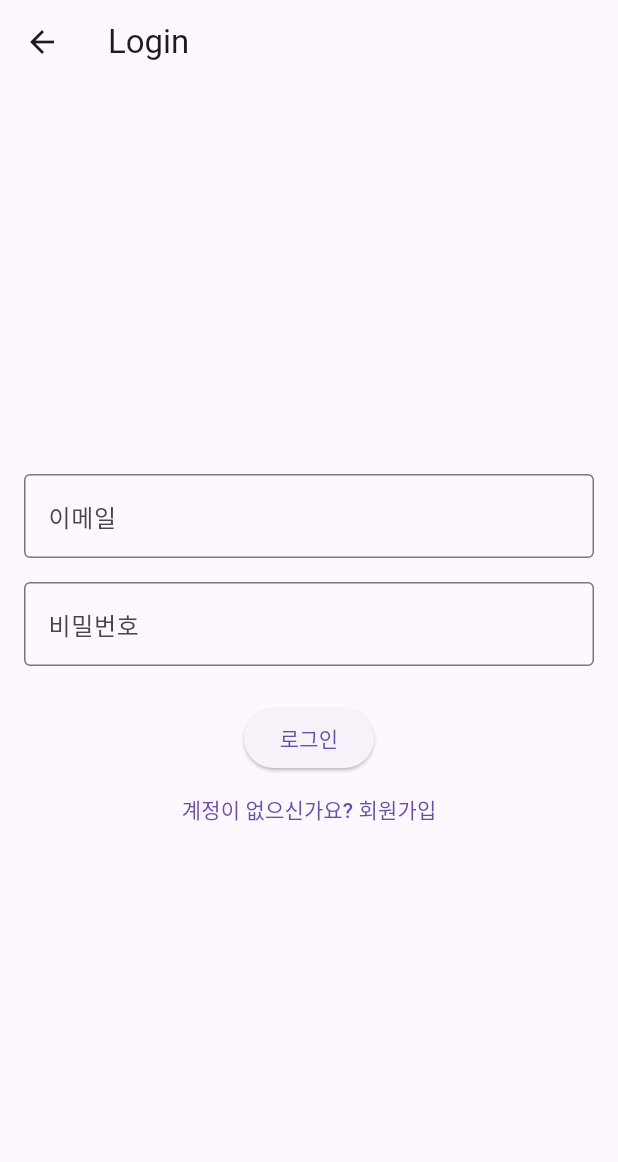
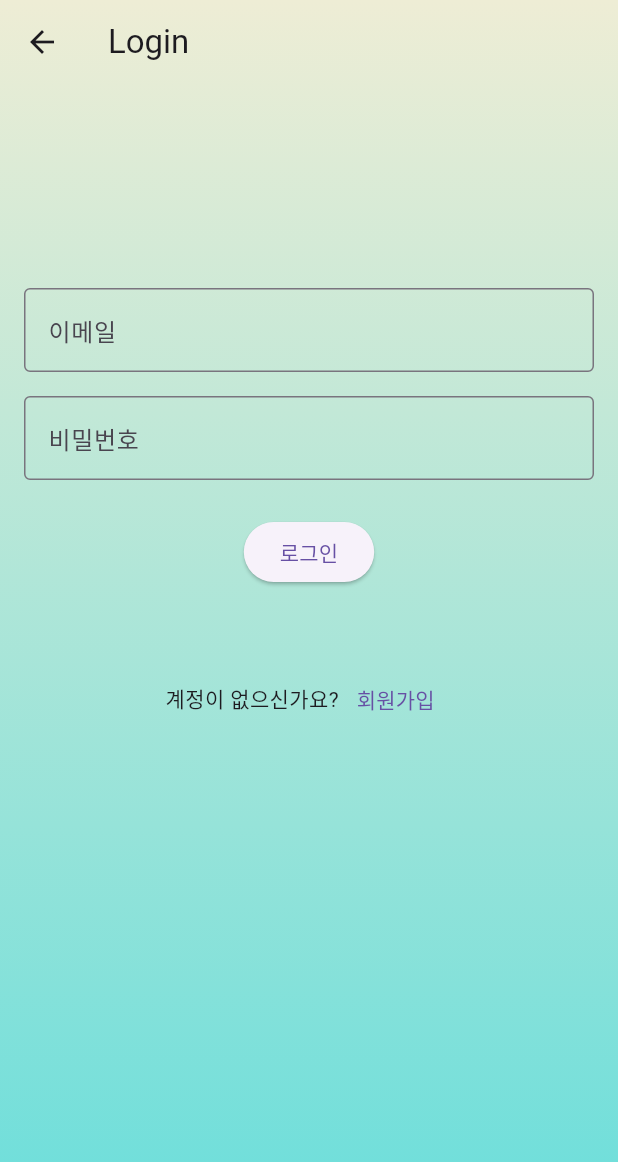
Before and after one commit to youngin9630/talk_diary, a Flutter app: the screen it shows after launch, after a tap on "로그인", on a phone screen of 412 x 824 dp. Shown: the top 1162 px of the screen. Run offline on Flutter 3.47's test engine with Material 3 defaults, Android fonts, the phone set to English and light mode, and no system bars; our stand-ins replace dio, mobx; generated files the repository leaves out were written again.

Commit message:
Refactor login and signup screens to use GradientBackground; update main and home screens for better UI structure and navigation. Add extendBody properties for improved layout handling.

```diff
--- /dev/null
+++ b/lib/components/backgrounds/gradient_background.dart
@@ -0,0 +1,22 @@
+import 'package:flutter/material.dart';
+
+class GradientBackground extends StatelessWidget {
+  final Widget child;
+  const GradientBackground({super.key, required this.child});
+
+  @override
+  Widget build(BuildContext context) {
+    return Container(
+      width: double.infinity,
+      height: double.infinity,
+      decoration: BoxDecoration(
+        gradient: LinearGradient(
+          colors: [const Color(0xffeeedd5), const Color(0xff6adedb)],
+          begin: Alignment.topCenter,
+          end: Alignment.bottomCenter,
+        ),
+      ),
+      child: child,
+    );
+  }
+}
--- a/lib/screens/home_screen.dart
+++ b/lib/screens/home_screen.dart
@@ -105,6 +105,7 @@ class _HomeScreenState extends State<HomeScreen> {
                           child: Padding(
                             padding: const EdgeInsets.only(bottom: 78),
                             child: SingleChildScrollView(
+                              // 나중에 futurebuilder 또는 listview.builder로 바꿀 것
                               child: Column(
                                 children: [
                                   Container(
--- a/lib/screens/lobby/login_screen.dart
+++ b/lib/screens/lobby/login_screen.dart
@@ -3,6 +3,7 @@ import 'package:http/http.dart' as http;
 import 'dart:convert';
 import 'package:talk_diary/screens/main_screen.dart';
 import 'package:talk_diary/screens/lobby/signup_screen.dart';
+import 'package:talk_diary/components/backgrounds/gradient_background.dart';
 
 class LoginScreen extends StatefulWidget {
   const LoginScreen({super.key});
@@ -12,6 +13,76 @@ class LoginScreen extends StatefulWidget {
 }
 
 class _LoginScreenState extends State<LoginScreen> {
+  @override
+  Widget build(BuildContext context) {
+    return Scaffold(
+      extendBody: true,
+      extendBodyBehindAppBar: true,
+      appBar: AppBar(
+        title: const Text("Login"),
+        backgroundColor: Colors.transparent,
+        elevation: 0,
+      ),
+      body: GradientBackground(
+        child: SafeArea(
+          top: true,
+          bottom: false,
+          child: Padding(
+            padding: const EdgeInsets.all(16.0),
+            child: SingleChildScrollView(
+              child: Column(
+                children: [
+                  const SizedBox(height: 120),
+                  TextField(
+                    controller: _emailController,
+                    decoration: InputDecoration(
+                      labelText: "이메일",
+                      border: const OutlineInputBorder(),
+                      errorText: _errorMessage,
+                    ),
+                  ),
+                  const SizedBox(height: 16),
+                  TextField(
+                    controller: _passwordController,
+                    obscureText: true,
+                    decoration: const InputDecoration(
+                      labelText: "비밀번호",
+                      border: OutlineInputBorder(),
+                    ),
+                  ),
+                  const SizedBox(height: 24),
+                  ElevatedButton(
+                    onPressed: _isLoading ? null : login,
+                    child: _isLoading
+                        ? const CircularProgressIndicator()
+                        : const Text("로그인"),
+                  ),
+                  const SizedBox(height: 50),
+                  Row(
+                    mainAxisAlignment: MainAxisAlignment.center,
+                    children: [
+                      const Text("계정이 없으신가요?"),
+                      TextButton(
+                        onPressed: () {
+                          Navigator.push(
+                            context,
+                            MaterialPageRoute(
+                                builder: (context) => const SignupScreen()),
+                          );
+                        },
+                        child: const Text("회원가입"),
+                      ),
+                    ],
+                  ),
+                ],
+              ),
+            ),
+          ),
+        ),
+      ),
+    );
+  }
+
   final _emailController = TextEditingController();
   final _passwordController = TextEditingController();
   bool _isLoading = false;
@@ -80,52 +151,4 @@ class _LoginScreenState extends State<LoginScreen> {
     _passwordController.dispose();
     super.dispose();
   }
-
-  @override
-  Widget build(BuildContext context) {
-    return Scaffold(
-      appBar: AppBar(title: const Text("Login")),
-      body: Padding(
-        padding: const EdgeInsets.all(16.0),
-        child: Column(
-          mainAxisAlignment: MainAxisAlignment.center,
-          children: [
-            TextField(
-              controller: _emailController,
-              decoration: InputDecoration(
-                labelText: "이메일",
-                border: const OutlineInputBorder(),
-                errorText: _errorMessage,
-              ),
-            ),
-            const SizedBox(height: 16),
-            TextField(
-              controller: _passwordController,
-              obscureText: true,
-              decoration: const InputDecoration(
-                labelText: "비밀번호",
-                border: OutlineInputBorder(),
-              ),
-            ),
-            const SizedBox(height: 24),
-            ElevatedButton(
-              onPressed: _isLoading ? null : login,
-              child: _isLoading
-                  ? const CircularProgressIndicator()
-                  : const Text("로그인"),
-            ),
-            TextButton(
-              onPressed: () {
-                Navigator.push(
-                  context,
-                  MaterialPageRoute(builder: (context) => const SignupScreen()),
-                );
-              },
-              child: const Text("계정이 없으신가요? 회원가입"),
-            ),
-          ],
-        ),
-      ),
-    );
-  }
 }
--- a/lib/screens/lobby/welcome_screen.dart
+++ b/lib/screens/lobby/welcome_screen.dart
@@ -1,5 +1,6 @@
 import 'package:flutter/material.dart';
 import 'package:talk_diary/components/buttons/gradient_button.dart';
+import 'package:talk_diary/components/backgrounds/gradient_background.dart';
 import 'package:talk_diary/screens/lobby/signup_screen.dart';
 import 'package:talk_diary/screens/lobby/login_screen.dart';
 
@@ -15,10 +16,7 @@ class _WelcomeScreenState extends State<WelcomeScreen> {
     return Scaffold(
       extendBodyBehindAppBar: true,
       extendBody: true,
-      body: Container(
-        decoration: _gradientBackground(),
-        width: double.infinity,
-        height: double.infinity,
+      body: GradientBackground(
         child: SafeArea(
           top: true,
           bottom: true,
@@ -36,16 +34,6 @@ class _WelcomeScreenState extends State<WelcomeScreen> {
             ),
           ),
         ),
-      ),
-    );
-  }
-
-  _gradientBackground() {
-    return BoxDecoration(
-      gradient: LinearGradient(
-        colors: [const Color(0xffeeedd5), const Color(0xff6adedb)],
-        begin: Alignment.topCenter,
-        end: Alignment.bottomCenter,
       ),
     );
   }
--- a/lib/screens/main_screen.dart
+++ b/lib/screens/main_screen.dart
@@ -36,6 +36,8 @@ class _MainScreenState extends State<MainScreen> {
     return PopScope(
       canPop: false,
       child: Scaffold(
+        extendBody: false,
+        extendBodyBehindAppBar: false,
         body: Column(
           children: [
             Expanded(
```
Also changed, not shown: lib/screens/lobby/signup_screen.dart (+27 -28 lines).
